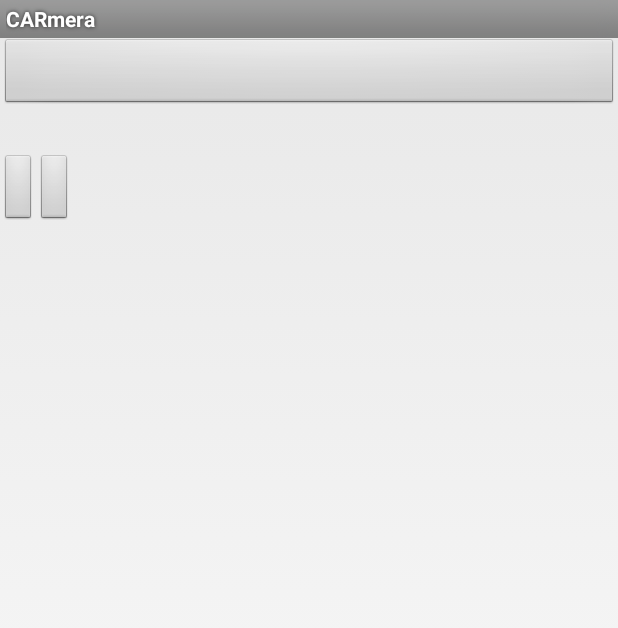
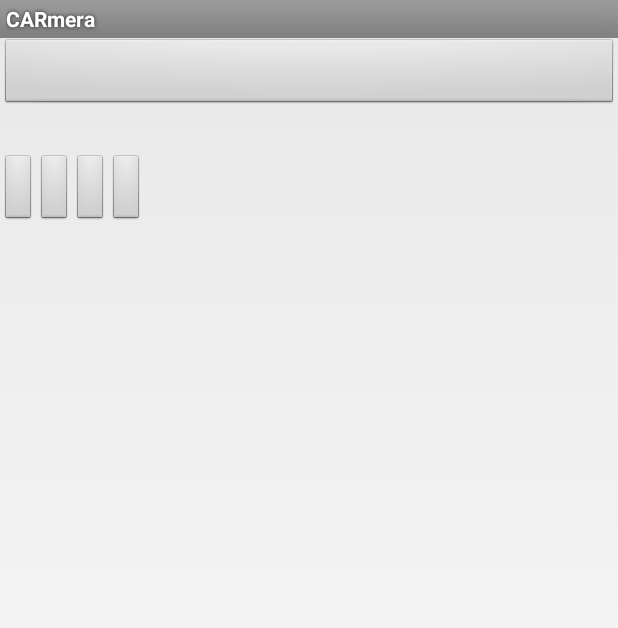
Before and after one commit to bccblabs/carmera, an Android app: the layout list_item_vehicle.xml on its own in the app's theme, with its tools: preview values and no code run, on a phone screen of 412 x 824 dp. Shown: the top 628 px of the screen. Run offline under Robolectric (Android 15) with nearby library versions, the phone set to English and light mode, and no system bars; plain views replace ParseImageView.

Commit message:
added some more shit

```diff
--- a/app/src/main/res/layout/list_item_vehicle.xml
+++ b/app/src/main/res/layout/list_item_vehicle.xml
@@ -43,10 +43,15 @@
                 android:layout_width="wrap_content"
                 android:layout_height="wrap_content"
                 android:id="@+id/referer_view"/>
-            <TextView
+            <LinearLayout
                 android:layout_width="wrap_content"
                 android:layout_height="wrap_content"
-                android:id="@+id/likes_view"/>
+                android:id="@+id/likes_overlay">
+                <TextView
+                    android:layout_width="wrap_content"
+                    android:layout_height="wrap_content"
+                    android:id="@+id/likes_view"/>
+            </LinearLayout>
         </LinearLayout>
 
         <LinearLayout
@@ -61,6 +66,15 @@
                 android:layout_width="wrap_content"
                 android:layout_height="wrap_content"
                 android:id="@+id/contact_seller_btn"/>
+            <ImageButton
+                android:layout_width="wrap_content"
+                android:layout_height="wrap_content"
+                android:id="@+id/details_btn"/>
+            <ImageButton
+                android:layout_width="wrap_content"
+                android:layout_height="wrap_content"
+                android:id="@+id/share_btn"/>
+
         </LinearLayout>
 
     </LinearLayout>
```
Also changed, not shown: app/src/main/java/veme/cario/com/CARmera/model/UserModels/TaggedVehicle.java (+16 -8 lines), app/src/main/java/veme/cario/com/CARmera/util/VehicleListAdapter.java (+73 -9 lines), app/src/main/res/drawable-hdpi/x.png (added).
